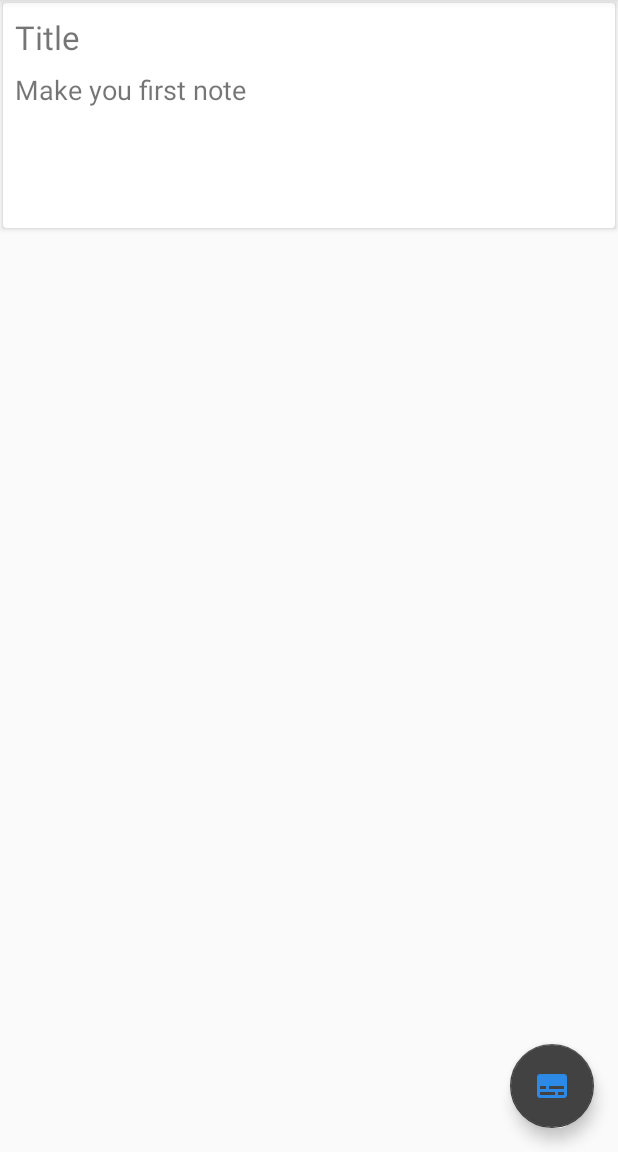
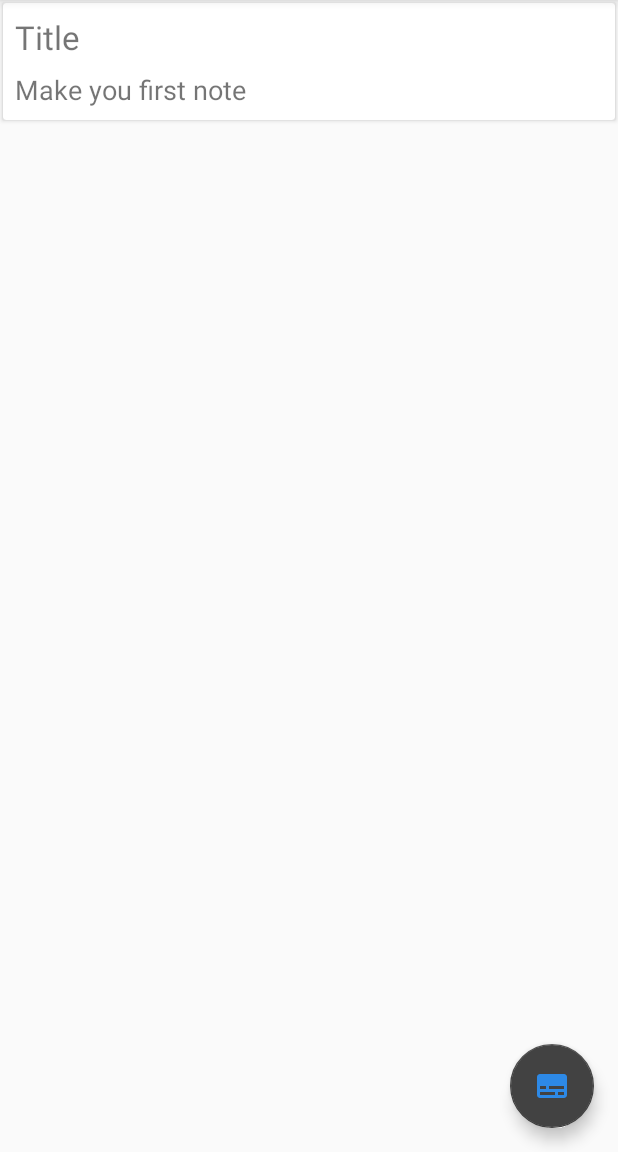
Before and after one commit to alishechka/ToDoList, an Android app: the screen it shows after launch (DisplayNoteActivity), on a phone screen of 412 x 824 dp, the part 84-1236 px from its top. Run offline under Robolectric (Android 15) with nearby library versions, the phone set to English and light mode, and no system bars; our stand-ins replace Room's generated code, RxJava.

Commit message:
edits to cards/rv/xml

```diff
--- a/app/src/main/res/layout/notes_item.xml
+++ b/app/src/main/res/layout/notes_item.xml
@@ -1,8 +1,9 @@
 <?xml version="1.0" encoding="utf-8"?>
 <androidx.cardview.widget.CardView xmlns:android="http://schemas.android.com/apk/res/android"
     android:layout_width="match_parent"
-    android:layout_height="150dp"
+    android:layout_height="wrap_content"
     android:layout_margin="2dp"
+
     android:padding="@dimen/padding8">
 
     <LinearLayout
@@ -27,7 +28,9 @@
             android:layout_height="wrap_content"
             android:layout_marginTop="@dimen/dm_margin"
             android:text="@string/txt_note_body"
-            android:textSize="@dimen/text_size_18" />
+            android:textSize="@dimen/text_size_18"
+            android:maxLines="3"
+            android:ellipsize="end"/>
     </LinearLayout>
 
 </androidx.cardview.widget.CardView>
```
